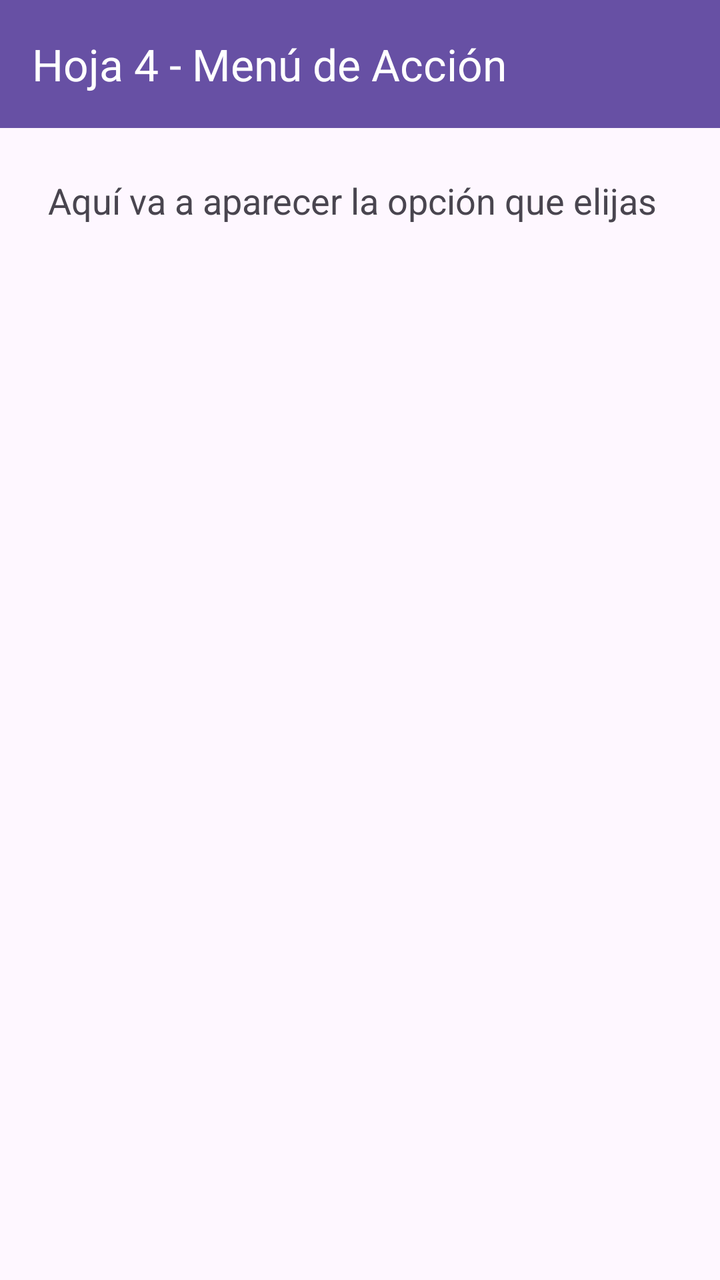
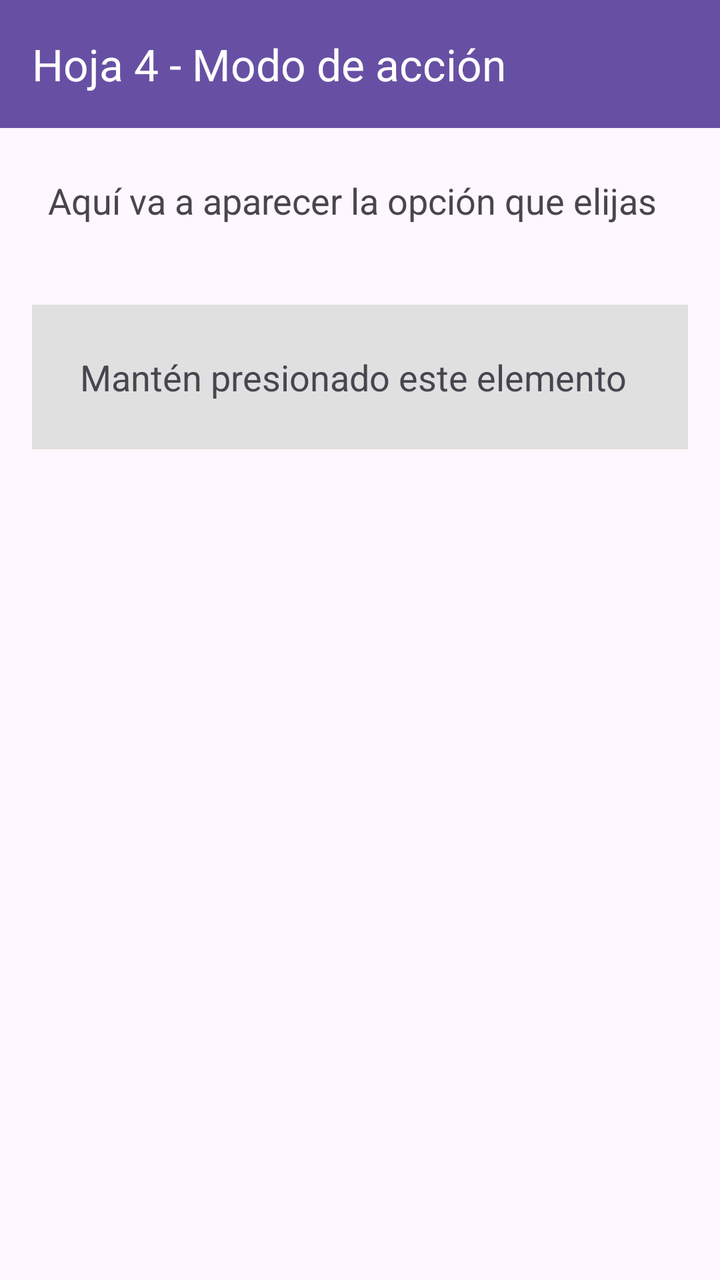

An Android layout rendered at two revisions. The XML below is the earlier revision; the diff shows what the commit changed to produce the second picture.
<!-- AndroidManifest.xml: application theme Theme.MenusAndroid -->
<!-- res/layout/activity_hoja4_accion.xml -->
<?xml version="1.0" encoding="utf-8"?>
<LinearLayout xmlns:android="http://schemas.android.com/apk/res/android"
    xmlns:app="http://schemas.android.com/apk/res-auto"
    android:id="@+id/main"
    android:layout_width="match_parent"
    android:layout_height="match_parent"
    android:orientation="vertical">

    <com.google.android.material.appbar.MaterialToolbar
        android:id="@+id/toolbar"
        android:layout_width="match_parent"
        android:layout_height="?attr/actionBarSize"
        android:background="?attr/colorPrimary"
        app:title="Hoja 4 - Menú de Acción"
        app:titleTextColor="@android:color/white" />

    <TextView
        android:id="@+id/txtResultado"
        android:layout_width="match_parent"
        android:layout_height="wrap_content"
        android:padding="24dp"
        android:textSize="18sp"
        android:text="Aquí va a aparecer la opción que elijas" />

</LinearLayout>
<!-- resources referenced by this layout -->
<resources>
  <style name="Theme.MenusAndroid" parent="Base.Theme.MenusAndroid" />
  <style name="Base.Theme.MenusAndroid" parent="Theme.Material3.DayNight.NoActionBar">
          
          
      </style>
</resources>

<!-- the commit's change to res/layout/activity_hoja4_accion.xml (unified diff, before → after) -->
@@ -11,7 +11,7 @@
         android:layout_width="match_parent"
         android:layout_height="?attr/actionBarSize"
         android:background="?attr/colorPrimary"
-        app:title="Hoja 4 - Menú de Acción"
+        app:title="Hoja 4 - Modo de acción"
         app:titleTextColor="@android:color/white" />
 
     <TextView
@@ -22,4 +22,13 @@
         android:textSize="18sp"
         android:text="Aquí va a aparecer la opción que elijas" />
 
+    <TextView
+        android:id="@+id/txtElemento"
+        android:layout_width="match_parent"
+        android:layout_height="wrap_content"
+        android:layout_margin="16dp"
+        android:padding="24dp"
+        android:background="#E0E0E0"
+        android:textSize="18sp"
+        android:text="@string/elemento_hint" />
 </LinearLayout>
<!-- resource entries referenced after the edit -->
@@ -1,5 +1,6 @@
 <!-- resources referenced by this layout -->
 <resources>
+  <string name="elemento_hint">Mantén presionado este elemento</string>
   <style name="Theme.MenusAndroid" parent="Base.Theme.MenusAndroid" />
   <style name="Base.Theme.MenusAndroid" parent="Theme.Material3.DayNight.NoActionBar">
           
